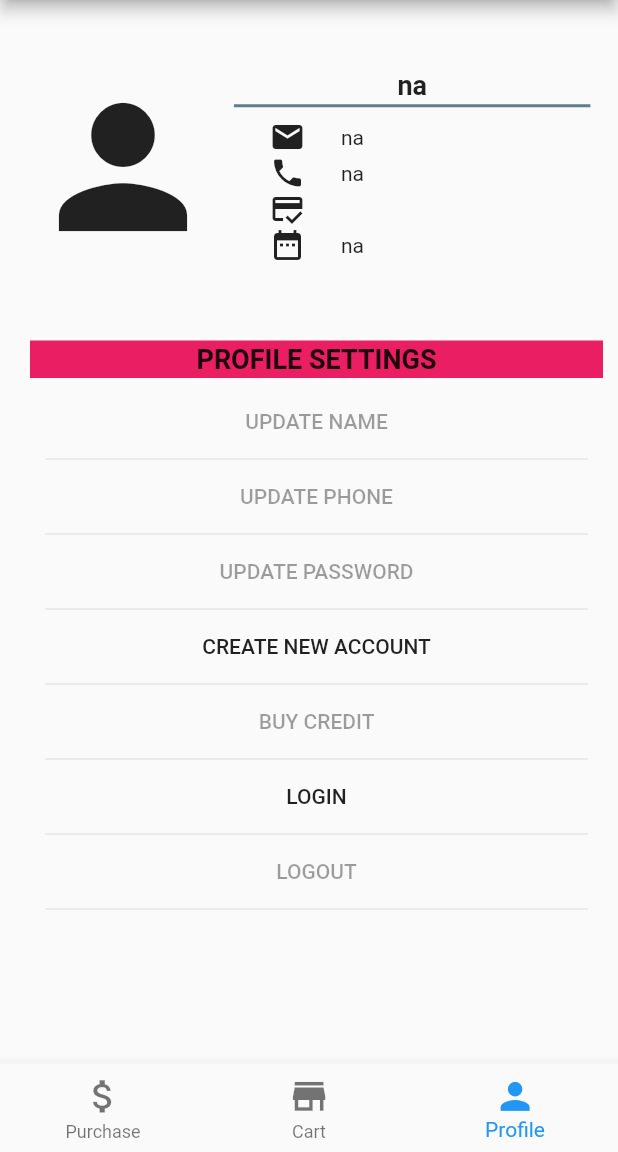
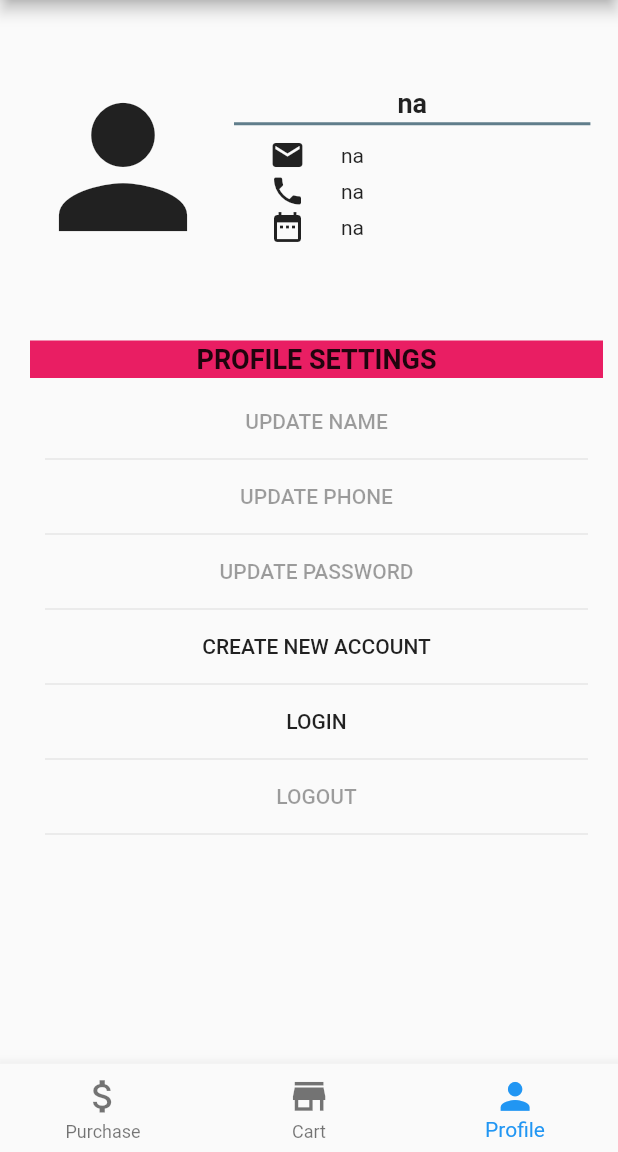
Before and after one commit to GokulNath20/BouquetDelivery-mobileApp-Flutter, a Flutter app: the screen it shows after launch, item 3 of the bottom bar chosen, on a phone screen of 412 x 824 dp, the part 84-1236 px from its top. Run offline on Flutter 3.47's test engine with Material 2 defaults, Android fonts, the light colour scheme and no system bars; our stand-ins replace badges, cached_network_image, dio, flutter_cache_manager, fluttertoast, image_cropper and 3 more; missing offline and left inert: ndialog; accounts and stored records are empty; network calls fail.

Commit message:
last commit

```diff
--- a/lib/logout.dart
+++ b/lib/logout.dart
@@ -82,10 +82,6 @@ class _LogoutPageState extends State<LogoutPage> {
                                 const Icon(Icons.phone),
                                 Text(widget.user.phone.toString()),
                               ]),
-                              TableRow(children: [
-                                const Icon(Icons.credit_score),
-                                Text(widget.user.credit.toString()),
-                              ]),
                               widget.user.regdate.toString() == ""
                                   ? TableRow(children: [
                                       const Icon(Icons.date_range),
@@ -151,13 +147,6 @@ class _LogoutPageState extends State<LogoutPage> {
                         MaterialButton(
                           onPressed: _registerAccountDialog,
                           child: const Text("CREATE NEW ACCOUNT"),
-                        ),
-                        const Divider(
-                          height: 2,
-                        ),
-                        const MaterialButton(
-                          onPressed: null,
-                          child: Text("BUY CREDIT"),
                         ),
                         const Divider(
                           height: 2,
```
Also changed, not shown: lib/profile.dart (+0 -20 lines).
